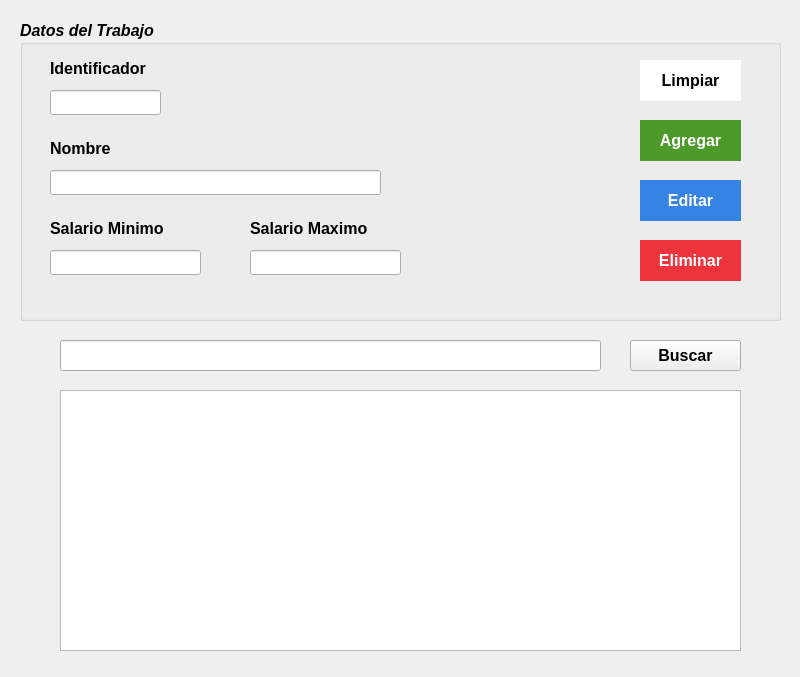
G-Mann00/HR_Seguridad, file vistas/FrmTrabajo.ui: the form before one commit.
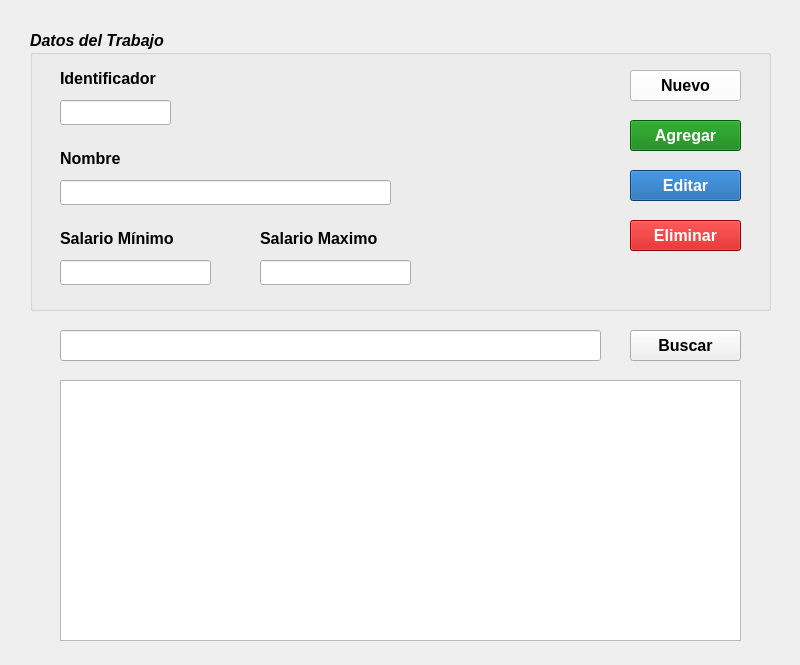
The form after the commit. Icons and pictures are not drawn.

The edit to the form file:
```diff
--- a/vistas/FrmTrabajo.ui
+++ b/vistas/FrmTrabajo.ui
@@ -7,13 +7,13 @@
     <x>0</x>
     <y>0</y>
     <width>800</width>
-    <height>677</height>
+    <height>665</height>
    </rect>
   </property>
   <property name="minimumSize">
    <size>
     <width>800</width>
-    <height>677</height>
+    <height>665</height>
    </size>
   </property>
   <property name="font">
@@ -33,10 +33,10 @@
   <widget class="QGroupBox" name="gbox_datosTrabajo">
    <property name="geometry">
     <rect>
-     <x>20</x>
-     <y>20</y>
-     <width>761</width>
-     <height>301</height>
+     <x>30</x>
+     <y>30</y>
+     <width>741</width>
+     <height>281</height>
     </rect>
    </property>
    <property name="font">
@@ -56,10 +56,10 @@
    <widget class="QPushButton" name="btn_limpiar">
     <property name="geometry">
      <rect>
-      <x>620</x>
+      <x>600</x>
       <y>40</y>
-      <width>101</width>
-      <height>41</height>
+      <width>111</width>
+      <height>31</height>
      </rect>
     </property>
     <property name="font">
@@ -71,11 +71,20 @@
      </font>
     </property>
     <property name="styleSheet">
-     <string notr="true">border-style:outset;
-background-color:white</string>
+     <string notr="true">background-color:white</string>
     </property>
     <property name="text">
-     <string>Limpiar</string>
+     <string>Nuevo</string>
+    </property>
+    <property name="icon">
+     <iconset resource="../PruebaClonar/HR_Seguridad/recursos/iconosBotones.qrc">
+      <normaloff>:/iconosCrud/clean40.png</normaloff>:/iconosCrud/clean40.png</iconset>
+    </property>
+    <property name="iconSize">
+     <size>
+      <width>20</width>
+      <height>20</height>
+     </size>
     </property>
    </widget>
    <widget class="QLineEdit" name="le_salarioMax">
@@ -90,9 +99,9 @@
     <property name="font">
      <font>
       <pointsize>12</pointsize>
-      <weight>75</weight>
+      <weight>50</weight>
       <italic>false</italic>
-      <bold>true</bold>
+      <bold>false</bold>
      </font>
     </property>
     <property name="text">
@@ -111,9 +120,9 @@
     <property name="font">
      <font>
       <pointsize>12</pointsize>
-      <weight>75</weight>
+      <weight>50</weight>
       <italic>false</italic>
-      <bold>true</bold>
+      <bold>false</bold>
      </font>
     </property>
     <property name="text">
@@ -153,9 +162,9 @@
     <property name="font">
      <font>
       <pointsize>12</pointsize>
-      <weight>75</weight>
+      <weight>50</weight>
       <italic>false</italic>
-      <bold>true</bold>
+      <bold>false</bold>
      </font>
     </property>
     <property name="text">
@@ -195,9 +204,9 @@
     <property name="font">
      <font>
       <pointsize>12</pointsize>
-      <weight>75</weight>
+      <weight>50</weight>
       <italic>false</italic>
-      <bold>true</bold>
+      <bold>false</bold>
      </font>
     </property>
     <property name="text">
@@ -246,16 +255,16 @@
      </font>
     </property>
     <property name="text">
-     <string>Salario Minimo</string>
+     <string>Salario Mínimo</string>
     </property>
    </widget>
    <widget class="QPushButton" name="btn_agregar">
     <property name="geometry">
      <rect>
-      <x>620</x>
-      <y>100</y>
-      <width>101</width>
-      <height>41</height>
+      <x>600</x>
+      <y>90</y>
+      <width>111</width>
+      <height>31</height>
      </rect>
     </property>
     <property name="font">
@@ -268,20 +277,29 @@
     </property>
     <property name="styleSheet">
      <string notr="true">color:white;
-background-color:rgb(76, 154, 42);
-border-style: outset</string>
+background-color:rgb(7, 125, 8)</string>
     </property>
     <property name="text">
      <string>Agregar</string>
     </property>
+    <property name="icon">
+     <iconset resource="../PruebaClonar/HR_Seguridad/recursos/iconosBotones.qrc">
+      <normaloff>:/iconosCrud/add40.png</normaloff>:/iconosCrud/add40.png</iconset>
+    </property>
+    <property name="iconSize">
+     <size>
+      <width>20</width>
+      <height>20</height>
+     </size>
+    </property>
    </widget>
    <widget class="QPushButton" name="btn_editar">
     <property name="geometry">
      <rect>
-      <x>620</x>
-      <y>160</y>
-      <width>101</width>
-      <height>41</height>
+      <x>600</x>
+      <y>140</y>
+      <width>111</width>
+      <height>31</height>
      </rect>
     </property>
     <property name="font">
@@ -294,20 +312,29 @@
     </property>
     <property name="styleSheet">
      <string notr="true">color:white;
-background-color:rgb(53, 132, 228);
-border-style: outset</string>
+background-color:rgb(12, 91, 166)</string>
     </property>
     <property name="text">
      <string>Editar</string>
     </property>
+    <property name="icon">
+     <iconset resource="../PruebaClonar/HR_Seguridad/recursos/iconosBotones.qrc">
+      <normaloff>:/iconosCrud/edit40.png</normaloff>:/iconosCrud/edit40.png</iconset>
+    </property>
+    <property name="iconSize">
+     <size>
+      <width>20</width>
+      <height>20</height>
+     </size>
+    </property>
    </widget>
    <widget class="QPushButton" name="btn_eliminar">
     <property name="geometry">
      <rect>
-      <x>620</x>
-      <y>220</y>
-      <width>101</width>
-      <height>41</height>
+      <x>600</x>
+      <y>190</y>
+      <width>111</width>
+      <height>31</height>
      </rect>
     </property>
     <property name="font">
@@ -320,19 +347,28 @@
     </property>
     <property name="styleSheet">
      <string notr="true">color:white;
-background-color:rgb(237, 51, 59);
-border-style: outset</string>
+background-color:rgb(201, 0, 0)</string>
     </property>
     <property name="text">
      <string>Eliminar</string>
     </property>
+    <property name="icon">
+     <iconset resource="../PruebaClonar/HR_Seguridad/recursos/iconosBotones.qrc">
+      <normaloff>:/iconosCrud/delete40.png</normaloff>:/iconosCrud/delete40.png</iconset>
+    </property>
+    <property name="iconSize">
+     <size>
+      <width>20</width>
+      <height>20</height>
+     </size>
+    </property>
    </widget>
   </widget>
   <widget class="QTableView" name="tbw_registrosTrabajos">
    <property name="geometry">
     <rect>
      <x>60</x>
-     <y>390</y>
+     <y>380</y>
      <width>681</width>
      <height>261</height>
     </rect>
@@ -348,7 +384,7 @@
    <property name="geometry">
     <rect>
      <x>60</x>
-     <y>340</y>
+     <y>330</y>
      <width>541</width>
      <height>31</height>
     </rect>
@@ -367,7 +403,7 @@
    <property name="geometry">
     <rect>
      <x>630</x>
-     <y>340</y>
+     <y>330</y>
      <width>111</width>
      <height>31</height>
     </rect>
```
Left out of the diff: 28 changed lines with no effect on the pictures.
